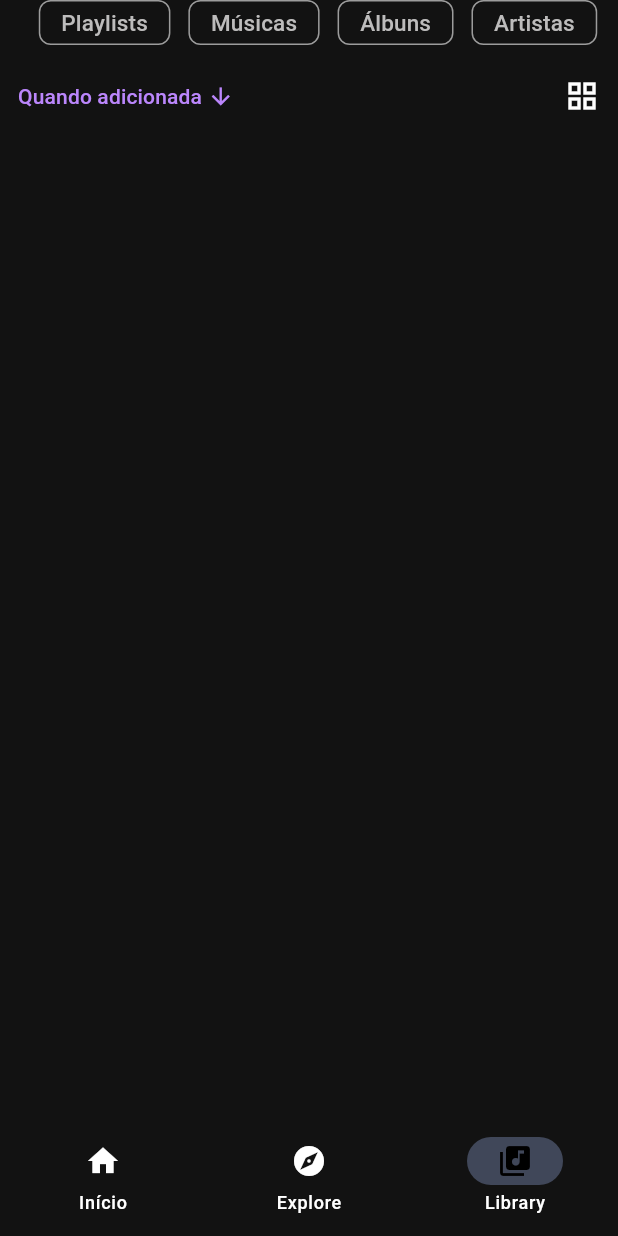
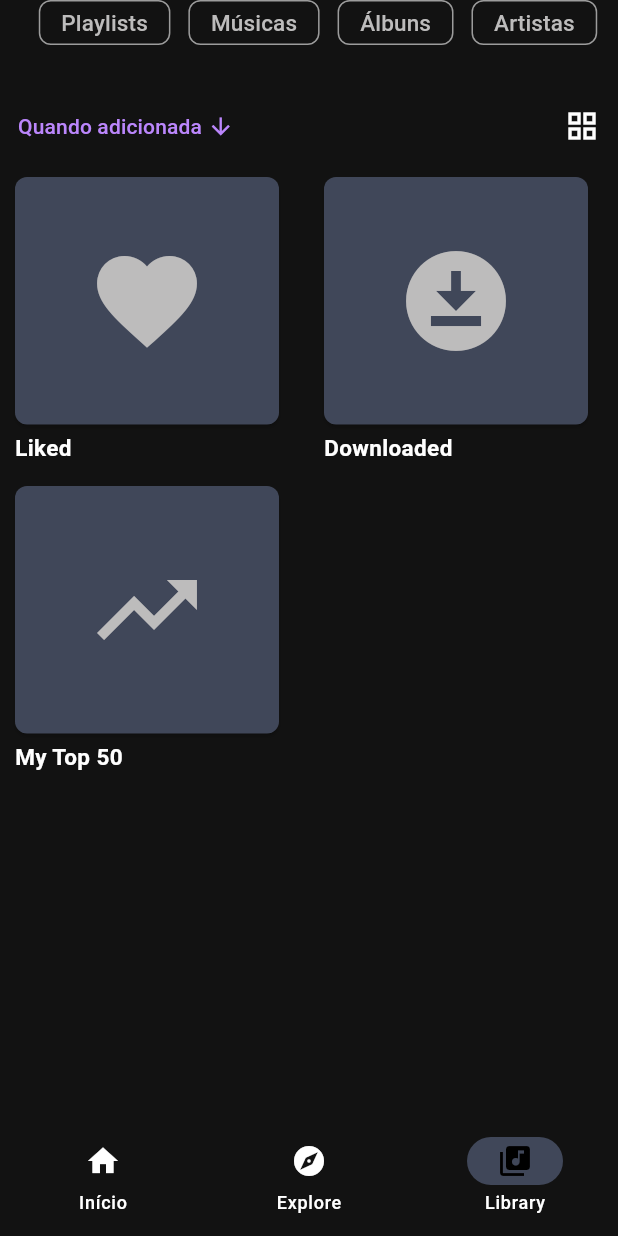
Before and after one commit to BrunoPascoa76/innertune-replica, a Flutter app: the screen it shows after launch, item 3 of the bottom bar chosen, on a phone screen of 412 x 824 dp. Run offline on Flutter 3.47's test engine with Material 3 defaults, Android fonts, the phone set to English and light mode, and no system bars.

Commit message:
finished regular buttons

```diff
--- a/lib/widgets/library.dart
+++ b/lib/widgets/library.dart
@@ -10,7 +10,7 @@ class LibraryScreen extends StatelessWidget{
           //TODO: add search bar (separate file for reusability)
           //"filters" (for lack of a better term)
           SizedBox(
-            height: 30.0,
+            height: 50.0,
             child: ListView(
               shrinkWrap: true,
               physics: ClampingScrollPhysics(),
@@ -42,7 +42,17 @@ class LibraryScreen extends StatelessWidget{
               ]
           )
           ),
-          //TODO: add playlists
+          GridView.count(
+            childAspectRatio: 1,
+            shrinkWrap: true,
+            physics: NeverScrollableScrollPhysics(),
+            crossAxisCount: 2,
+            children: [
+              iconPlaylist(Icons.favorite,"Liked"),
+              iconPlaylist(Icons.download_for_offline, "Downloaded"),
+              iconPlaylist(Icons.trending_up, "My Top 50")
+            ]
+          )
         ]
       ),
     );
@@ -51,7 +61,7 @@ class LibraryScreen extends StatelessWidget{
 
 Widget playlistFilter(String name){
   return Padding(
-    padding: EdgeInsets.only(left: 12),
+    padding: EdgeInsets.only(left: 12,bottom:20),
     child: TextButton(
       onPressed: (){},
       style: ButtonStyle(
@@ -69,3 +79,34 @@ Widget playlistFilter(String name){
     )
   );
 }
+
+Widget iconPlaylist(IconData icon,String text){
+    return Padding(
+      padding: EdgeInsets.only(left:10,bottom:15,right:20),
+      child: Column(
+        crossAxisAlignment: CrossAxisAlignment.stretch,
+        children: [
+          LayoutBuilder(
+            builder: (BuildContext context, BoxConstraints constraints) {
+              return ElevatedButton(
+              onPressed: () {},
+              style: ElevatedButton.styleFrom(
+                foregroundColor: Color.fromARGB(255, 189, 188, 188),
+                backgroundColor: Color.fromARGB(255,64,71,89),
+                fixedSize: Size(constraints.maxWidth, constraints.maxWidth-11),
+                shape: RoundedRectangleBorder(
+                  borderRadius: BorderRadius.circular(8.0),
+                ),
+              ),
+              child: Icon(icon,size:80),
+              );
+            },
+          ),
+          Padding(
+            padding: EdgeInsets.only(top:5),
+            child:Text(style:TextStyle(fontWeight: FontWeight.bold,fontSize:15),text)
+          )
+        ]
+      ),
+    );
+}
```
